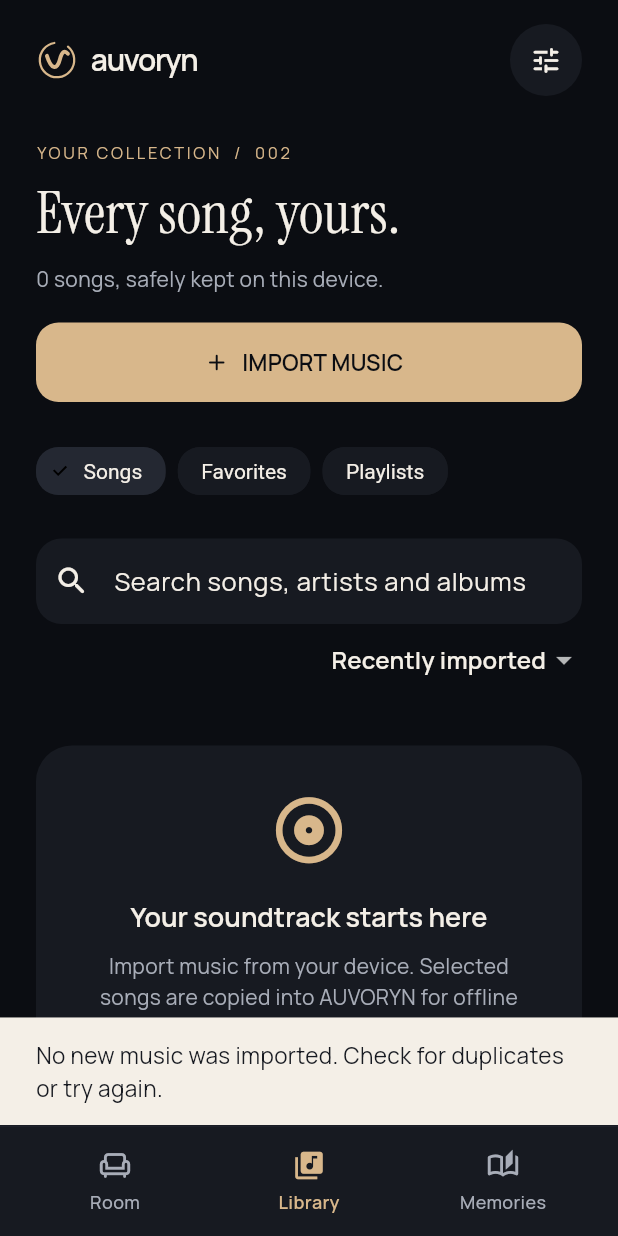
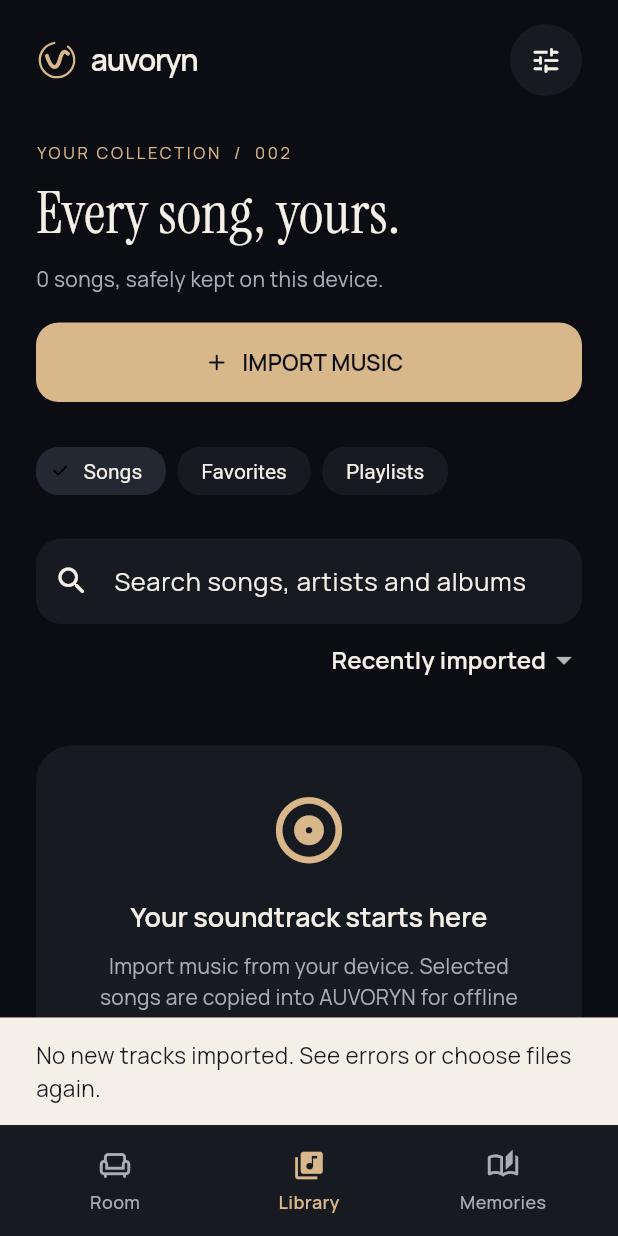
Before and after one commit to markbrian-hue/AUVORYN, a Flutter app: the screen it shows after launch, after a tap on the "album" icon, after a tap on "IMPORT MUSIC", on a phone screen of 412 x 824 dp. Run offline on Flutter 3.47's test engine with Material 3 defaults, Android fonts, the phone set to English and light mode, and no system bars; our stand-ins replace audio_service, audioplayers, file_picker, flutter_riverpod, go_router, just_audio and 3 more; missing offline and left inert: audio_metadata_reader, audio_session; accounts and stored records are empty.

Commit message:
feat(library): show import progress and duplicate feedback

```diff
--- a/lib/features/library/presentation/library_page.dart
+++ b/lib/features/library/presentation/library_page.dart
@@ -27,7 +27,8 @@ class _LibraryPageState extends ConsumerState<LibraryPage> {
     // Position ticks must not rebuild/filter the entire collection.
     ref.watch(
       musicProvider.select(
-        (m) => (m.songs, m.playlists, m.loading, m.restoring, m.error),
+        (m) => (m.songs, m.playlists, m.loading, m.restoring, m.error,
+            m.importDone, m.importTotal, m.importDuplicates, m.importLabel),
       ),
     );
     final music = ref.read(musicProvider);
@@ -100,12 +101,16 @@ class _LibraryPageState extends ConsumerState<LibraryPage> {
                       if (!context.mounted) {
                         return;
                       }
+                      final duplicates = ref.read(musicProvider).importDuplicates;
                       ScaffoldMessenger.of(context).showSnackBar(
                         SnackBar(
                           content: Text(
                             count > 0
-                                ? 'Imported $count song${count == 1 ? '' : 's'} for offline listening.'
-                                : 'No new music was imported. Check for duplicates or try again.',
+                                ? 'Imported $count song${count == 1 ? '' : 's'}. '
+                                  '${duplicates > 0 ? '$duplicates duplicate(s) skipped.' : 'Ready offline.'}'
+                                : duplicates > 0
+                                    ? '$duplicates duplicate(s) already in your library.'
+                                    : 'No new tracks imported. See errors or choose files again.',
                           ),
                         ),
                       );
@@ -117,7 +122,11 @@ class _LibraryPageState extends ConsumerState<LibraryPage> {
                       child: CircularProgressIndicator(strokeWidth: 2),
                     )
                   : const Icon(Icons.add_rounded),
-              label: Text(music.loading ? 'IMPORTING…' : 'IMPORT MUSIC'),
+              label: Text(music.loading
+                  ? (music.importTotal > 0
+                      ? 'IMPORTING ${music.importDone}/${music.importTotal}'
+                      : 'IMPORTING…')
+                  : 'IMPORT MUSIC'),
               style: FilledButton.styleFrom(
                 minimumSize: const Size(0, 53),
                 backgroundColor: AuvorynColors.champagne,
@@ -128,6 +137,17 @@ class _LibraryPageState extends ConsumerState<LibraryPage> {
               ),
             ),
           ),
+          if (music.loading && music.importTotal > 0) ...[
+            const SizedBox(height: 10),
+            LinearProgressIndicator(
+              value: music.importDone / music.importTotal,
+              minHeight: 3,
+            ),
+            if (music.importLabel.isNotEmpty)
+              Text('Processing: ${music.importLabel}',
+                maxLines: 1, overflow: TextOverflow.ellipsis,
+                style: const TextStyle(color: AuvorynColors.mist, fontSize: 11)),
+          ],
           if (music.error != null)
             Padding(
               padding: const EdgeInsets.only(top: 12),
```
